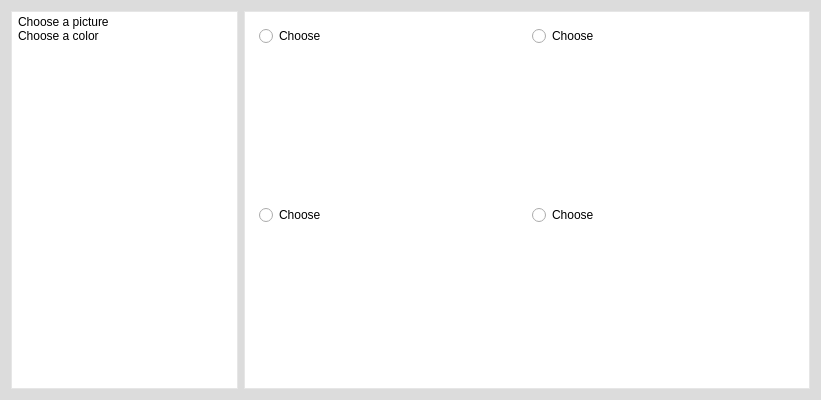
The window that commandtheme.ui (Masha58/KeyPlan) describes before a commit, drawn with Qt 5.
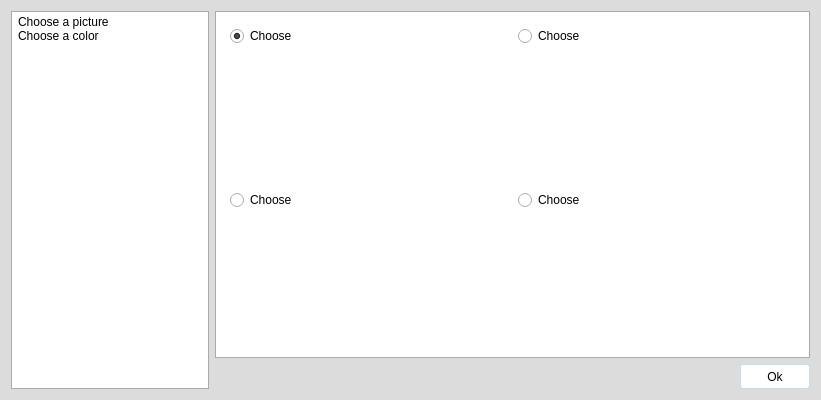
The same window after the commit. Icons and pictures are not drawn.

What changed in the file:
```diff
--- a/commandtheme.ui
+++ b/commandtheme.ui
@@ -24,7 +24,7 @@
 QListWidget, QGroupBox
 {
 padding:3px;
-border:1px solid rgb(230, 230, 230);
+border:1px solid rgb(170, 170, 170);
 background-color: rgb(255, 255, 255);
 }
 
@@ -33,10 +33,21 @@
 
 background-color: rgb(255, 255, 255);
 }
-</string>
+
+QPushButton
+{
+border:1px solid rgb(196, 220, 244);
+border-radius :3px;
+background-color: rgb(255, 255, 255);
+}
+
+QPushButton:hover
+{
+background-color: rgb(186, 210, 234);
+}</string>
   </property>
   <widget class="QWidget" name="centralWidget">
-   <layout class="QHBoxLayout" name="horizontalLayout" stretch="2,5">
+   <layout class="QHBoxLayout" name="horizontalLayout_2" stretch="1,3">
     <item>
      <widget class="QListWidget" name="listWidget">
       <item>
@@ -55,6 +66,8 @@
      </widget>
     </item>
     <item>
+     <layout class="QVBoxLayout" name="verticalLayout_5" stretch="1,0">
+      <item>
      <widget class="QGroupBox" name="groupBox">
       <property name="title">
        <string/>
@@ -70,6 +83,9 @@
            <property name="text">
             <string>Choose</string>
            </property>
+             <property name="checked">
+              <bool>true</bool>
+             </property>
           </widget>
          </item>
          <item>
@@ -149,6 +165,41 @@
        </item>
       </layout>
      </widget>
+      </item>
+      <item>
+       <layout class="QHBoxLayout" name="horizontalLayout">
+        <item>
+         <spacer name="horizontalSpacer">
+          <property name="orientation">
+           <enum>Qt::Horizontal</enum>
+          </property>
+          <property name="sizeHint" stdset="0">
+           <size>
+            <width>40</width>
+            <height>20</height>
+           </size>
+          </property>
+         </spacer>
+        </item>
+        <item>
+         <widget class="QPushButton" name="b_valider">
+          <property name="minimumSize">
+           <size>
+            <width>70</width>
+            <height>25</height>
+           </size>
+          </property>
+          <property name="cursor">
+           <cursorShape>PointingHandCursor</cursorShape>
+          </property>
+          <property name="text">
+           <string>Ok</string>
+          </property>
+         </widget>
+        </item>
+       </layout>
+      </item>
+     </layout>
     </item>
    </layout>
   </widget>
```
Lines whose indentation alone changed are shown as unchanged.
